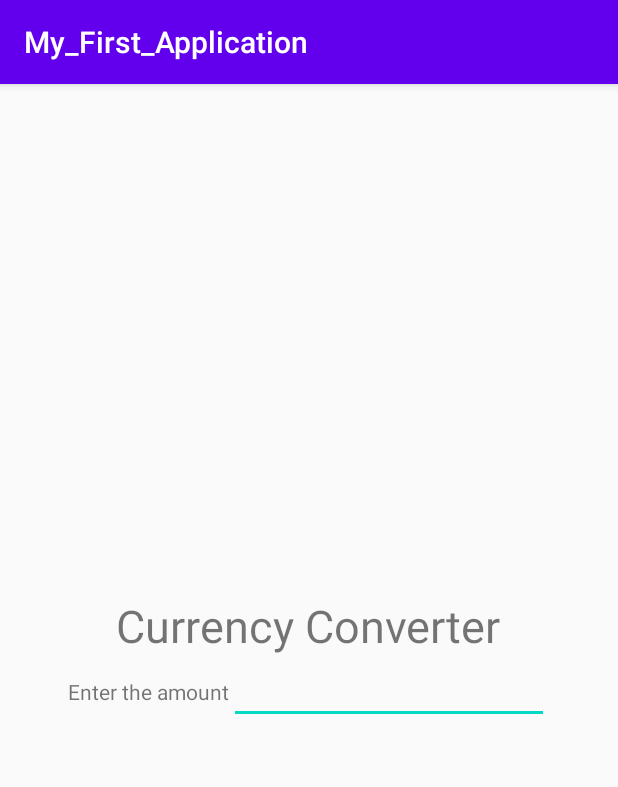
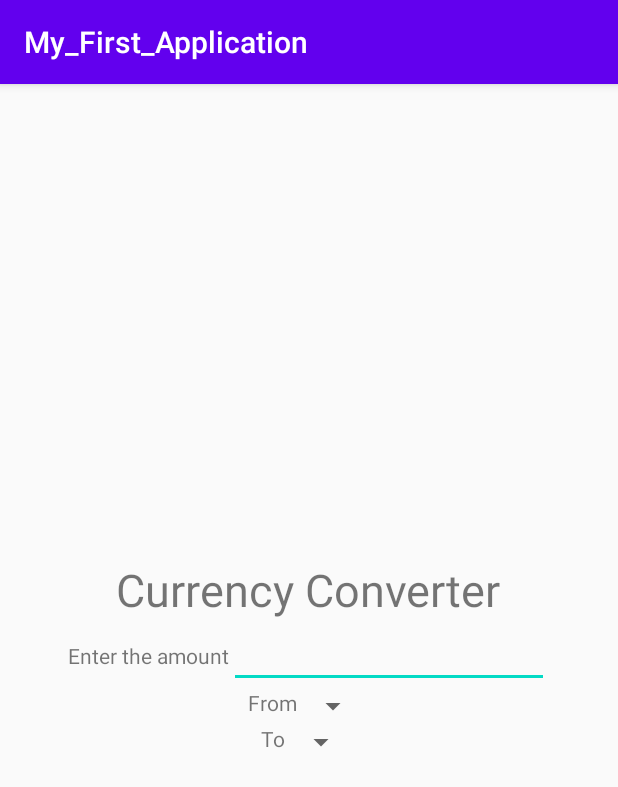
Before and after one commit to Hatemii/Converter, an Android app: the screen it shows after launch (MainActivity), on a phone screen of 412 x 824 dp. Shown: the top 787 px of the screen. Run offline under Robolectric (Android 15) with nearby library versions, the phone set to English and light mode, and no system bars.

Commit message:
from - to

```diff
--- a/app/src/main/res/layout/activity_main.xml
+++ b/app/src/main/res/layout/activity_main.xml
@@ -52,7 +52,51 @@
 
 
 
+    <LinearLayout
+        android:layout_width="wrap_content"
+        android:layout_height="wrap_content"
+        android:orientation="horizontal"
+        >
 
+        <TextView
+            android:layout_width="wrap_content"
+            android:layout_height="wrap_content"
+            android:text="From"
+            />
+
+
+        <Spinner
+            android:layout_width="wrap_content"
+            android:layout_height="wrap_content"
+            android:ems="10"
+            android:id="@+id/spfrom"
+            />
+
+    </LinearLayout>
+
+
+
+    <LinearLayout
+        android:layout_width="wrap_content"
+        android:layout_height="wrap_content"
+        android:orientation="horizontal"
+        >
+
+        <TextView
+            android:layout_width="wrap_content"
+            android:layout_height="wrap_content"
+            android:text="To"
+            />
+
+
+        <Spinner
+            android:layout_width="wrap_content"
+            android:layout_height="wrap_content"
+            android:ems="10"
+            android:id="@+id/spto"
+            />
+
+    </LinearLayout>
 
 
 
```
